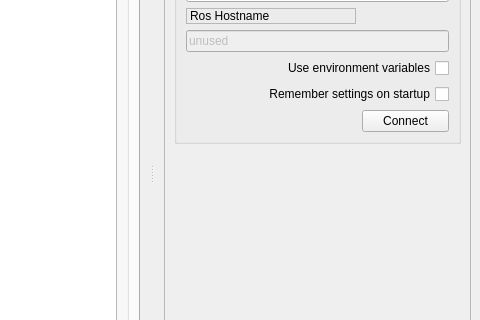
This is logging/ui/main_window.ui in kucars/seekur_ground_station_qml as Qt 5 draws it before an edit; both pictures show x 464 to 944 and y 178 to 498 of the 944 by 704 pixel window. The edited form follows.
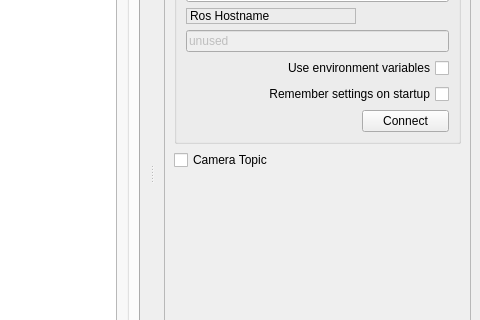
This is the edited form. Icons and pictures are not drawn.

What changed in the file:
```diff
--- a/logging/ui/main_window.ui
+++ b/logging/ui/main_window.ui
@@ -98,7 +98,7 @@
    <property name="minimumSize">
     <size>
      <width>325</width>
-     <height>368</height>
+     <height>423</height>
     </size>
    </property>
    <property name="allowedAreas">
@@ -254,6 +254,13 @@
           </layout>
          </widget>
         </item>
+        <item>
+         <widget class="QCheckBox" name="checkBox">
+          <property name="text">
+           <string>Camera Topic</string>
+          </property>
+         </widget>
+        </item>
         <item>
          <spacer name="verticalSpacer_3">
           <property name="orientation">
```
Left out of the diff: 2 changed lines with no effect on the pictures.
